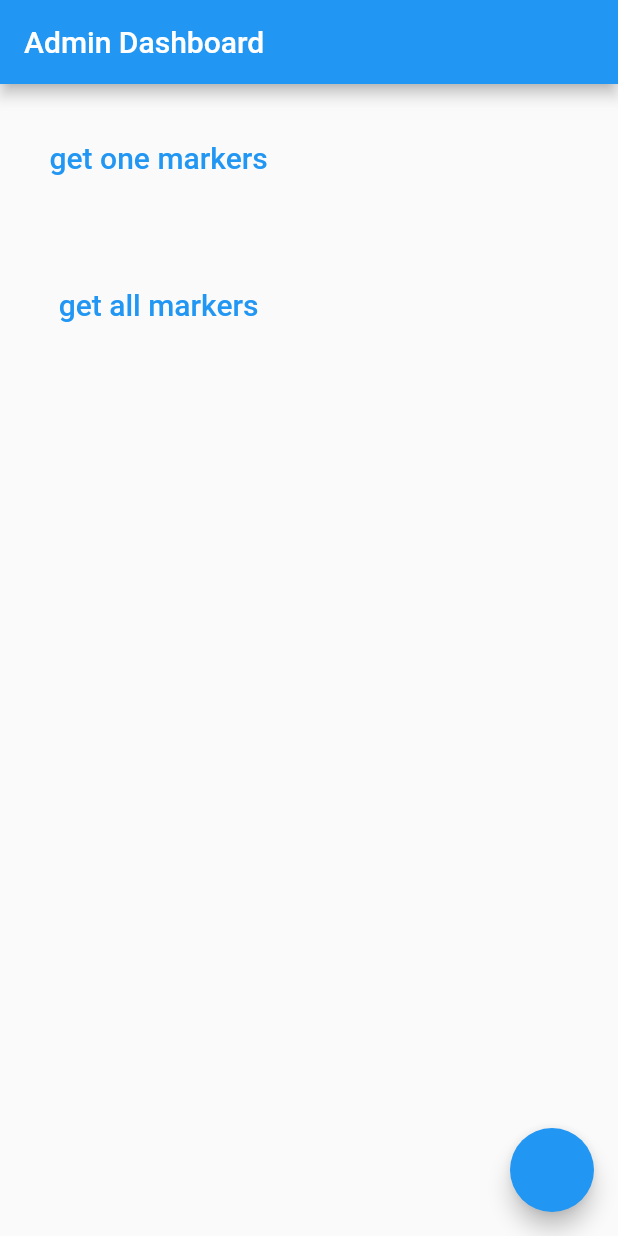
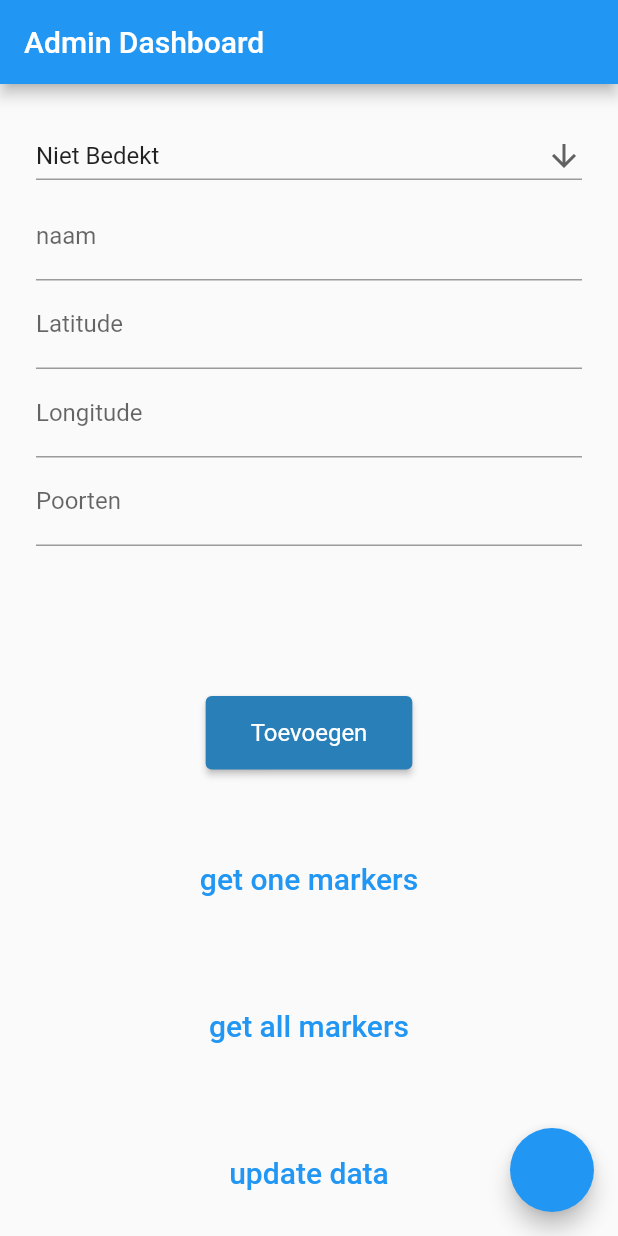
Before and after one commit to BlackBearFTW/EcoChat-Mobile, a Flutter app: the screen it shows after launch, on a phone screen of 412 x 824 dp. Run offline on Flutter 3.47's test engine with Material 2 defaults, Android fonts, the phone set to English and light mode, and no system bars; our stand-ins replace dio; missing offline and left inert: signalr_netcore.

Commit message:
basic form now complete, and other simple fixes

```diff
--- a/lib/abstracts/signal_r.dart
+++ b/lib/abstracts/signal_r.dart
@@ -9,12 +9,11 @@ abstract class SignalR {
   HubConnection? _hubConnection;
 
   SignalR(String hubName) {
-    _hubConnection =
-        HubConnectionBuilder().withUrl(serverUrl + hubName).build();
+    _hubConnection = HubConnectionBuilder().withUrl(serverUrl + hubName).build();
     _hubConnection?.onclose(({Exception? error}) => print(error));
   }
 
-  void initializeConnection() async {
+  initializeConnection() async {
     if (_hubConnection?.state == HubConnectionState.Connected) return print("Already connected");
 
     await _hubConnection?.start();
--- a/lib/models/marker_model.dart
+++ b/lib/models/marker_model.dart
@@ -1,5 +1,6 @@
 class MarkerModel {
   late String id;
+  late String name;
   late bool roofed;
   late double latitude;
   late double longitude;
@@ -9,6 +10,7 @@ class MarkerModel {
 
   MarkerModel.fromJson(Map<String, dynamic> json) {
     id = json['id'];
+    name = json['name'];
     roofed = json['roofed'];
     latitude = json['latitude'];
     longitude = json['longitude'];
--- a/lib/screens/dashboard/dashboard.dart
+++ b/lib/screens/dashboard/dashboard.dart
@@ -1,6 +1,9 @@
 import 'package:ecochat_app/models/marker_model.dart';
+import 'package:ecochat_app/screens/create_marker/create_marker.dart';
 import 'package:flutter/material.dart';
 import 'package:ecochat_app/services/markers_signalr.dart';
+import 'package:ecochat_app/services/markers_api.dart';
+import 'package:flutter/services.dart';
 
 class DashboardView extends StatefulWidget {
   const DashboardView({Key? key}) : super(key: key);
@@ -9,13 +12,150 @@ class DashboardView extends StatefulWidget {
   _DashboardViewState createState() => _DashboardViewState();
 }
 
+var customPurple = const Color(0xff2980b9);
+
 class _DashboardViewState extends State<DashboardView> {
   late SignalRMarkers signalRMarkers;
+  late MarkersAPI markersAPI;
+
+  late bool _roofed;
+  late String _name = "";
+  late double _latitude;
+  late double _longitude;
+  late int _totalSlots;
+
+  final GlobalKey<FormState> _formKey = GlobalKey<FormState>();
+
+  Widget _buildingRoofedField() {
+    String dropdownValue = 'Niet Bedekt';
+
+    //TODO fix unselected tap validation
+    return DropdownButton<String>(
+      value: dropdownValue,
+      isExpanded: true,
+      icon: const Icon(Icons.arrow_downward),
+      elevation: 16,
+      underline: Container(height: 1,color: Colors.black38,),
+      onChanged: (String? newValue) {
+        setState(
+          () {
+            dropdownValue = newValue!;
+            //convert to true or false
+            if (dropdownValue == "Bedekt") {
+              _roofed = true;
+            } else {
+              _roofed = false;
+            }
+
+          },
+        );
+      },
+      items: <String>['Bedekt', 'Niet Bedekt'].map<DropdownMenuItem<String>>(
+        (String value) {
+          return DropdownMenuItem<String>(
+            value: value,
+            child: Text(value),
+          );
+        },
+      ).toList(),
+    );
+  }
+
+  Widget _buildingNameField() {
+    return TextFormField(
+      decoration: InputDecoration(labelText: "naam"),
+      validator: (value) {
+        if (value!.isEmpty) {
+          return "Voer een naam in.";
+        }
+      },
+      onSaved: (value) {
+        _name = value!;
+      },
+    );
+  }
+
+  Widget _buildingLatitudeField() {
+    return TextFormField(
+      decoration: InputDecoration(labelText: "Latitude"),
+      keyboardType: TextInputType.number,
+      validator: (value) {
+        if (value!.isEmpty) {
+          return "Voer een Latitude in.";
+        }
+      },
+      onSaved: (value) {
+        _latitude = double.parse(value!);
+        // _latitude = value! as double;
+      },
+    );
+  }
+
+  Widget _buildingLongitudeField() {
+    return TextFormField(
+      decoration: InputDecoration(labelText: "Longitude"),
+      keyboardType: TextInputType.number,
+      validator: (value) {
+        if (value!.isEmpty) {
+          return "Voer een Longitude in.";
+        }
+      },
+      onSaved: (value) {
+        _longitude = double.parse(value!);
+      },
+    );
+  }
+
+  Widget _buildingTotalSlotsField() {
+    return TextFormField(
+      decoration: InputDecoration(labelText: "Poorten"),
+      keyboardType: TextInputType.number,
+      inputFormatters: <TextInputFormatter>[
+        FilteringTextInputFormatter.digitsOnly,
+      ],
+      validator: (value) {
+        if (value!.isEmpty) {
+          return "Voer de aantal oplaat poorten in";
+        }
+      },
+      onSaved: (value) {
+        _totalSlots = int.parse(value!);
+        // _totalSlots = value! as int;
+      },
+    );
+  }
+  Widget _buildingFormElevatedButton() {
+    return ElevatedButton(
+      style: ElevatedButton.styleFrom(
+        primary: customPurple,
+        padding: const EdgeInsets.symmetric(horizontal: 30, vertical: 15),
+        textStyle: const TextStyle(fontSize: 16),
+      ),
+      child: const Text('Toevoegen'),
+      onPressed: () {
+        if (!_formKey.currentState!.validate()) {
+          return;
+        }
+        _formKey.currentState!.save();
+
+        print(_roofed);
+        print(_name);
+        print(_latitude);
+        print(_longitude);
+        print(_totalSlots);
+
+
+        markersAPI.addMapDataToApi(_roofed, _name, _latitude, _longitude, _totalSlots);
+
+      },
+    );
+  }
 
   @override
   void initState() {
     super.initState();
     signalRMarkers = SignalRMarkers();
+    markersAPI = MarkersAPI();
   }
 
   @override
@@ -24,8 +164,28 @@ class _DashboardViewState extends State<DashboardView> {
       appBar: AppBar(
         title: const Text('Admin Dashboard'),
       ),
-      body: Column(
-        children: [
+      body: SingleChildScrollView(
+        child: Column(
+          children: [
+            Container(
+                margin: EdgeInsets.all(24),
+                child: Form(
+                  key: _formKey,
+                  child: Column(
+                    mainAxisAlignment: MainAxisAlignment.center,
+                    children: <Widget>[
+                      _buildingRoofedField(),
+                      _buildingNameField(),
+                      _buildingLatitudeField(),
+                      _buildingLongitudeField(),
+                      _buildingTotalSlotsField(),
+                      SizedBox(height: 100),
+                      _buildingFormElevatedButton(),
+                    ],
+                  ),
+                )),
+
+// #region old stuff
           Container(
             margin: EdgeInsets.all(25),
             child: TextButton(
@@ -55,6 +215,7 @@ class _DashboardViewState extends State<DashboardView> {
                 signalRMarkers.getAllMarkers(
                   (List<MarkerModel>? markers) => {
                     print(markers?.elementAt(0).id),
+                    print(markers?.elementAt(0).name),
                     print(markers?.elementAt(0).batteryLevel),
                     print(markers?.elementAt(0).roofed),
                     print(markers?.elementAt(0).latitude),
@@ -66,8 +227,51 @@ class _DashboardViewState extends State<DashboardView> {
               },
             ),
           ),
-        ],
+          Container(
+            margin: EdgeInsets.all(25),
+            child: TextButton(
+              child: const Text(
+                'update data',
+                style: TextStyle(fontSize: 20.0),
+              ),
+              onPressed: () async {
+                markersAPI.updateData();
+                // markersAPI.getToken("joost", "joost");
+              },
+            ),
+          ),
+          Container(
+            margin: EdgeInsets.all(25),
+            child: TextButton(
+              child: const Text(
+                'delete data',
+                style: TextStyle(fontSize: 20.0),
+              ),
+              onPressed: () async {
+                markersAPI.deleteData();
+                // markersAPI.getToken("joost", "joost");
+              },
+            ),
+          ),
+          Container(
+            margin: EdgeInsets.all(25),
+            child: TextButton(
+              child: const Text(
+                'form',
+                style: TextStyle(fontSize: 20.0),
+              ),
+              onPressed: () {
+                Navigator.push(
+                  context,
+                  MaterialPageRoute(builder: (context) => const createMarker()),
+                );
+              },
+            ),
+          ),
+          ],
+        ),
       ),
+//endregion
       floatingActionButton: FloatingActionButton(
         onPressed: () async {
           signalRMarkers.initializeConnection();
```
Also changed, not shown: lib/abstracts/api.dart (added, +78 -0 lines), lib/screens/authentication/authentication.dart (+18 -18 lines), lib/screens/create_marker/create_marker.dart (+132 -0 lines), lib/services/markers_api.dart (+55 -21 lines), pubspec.lock.
